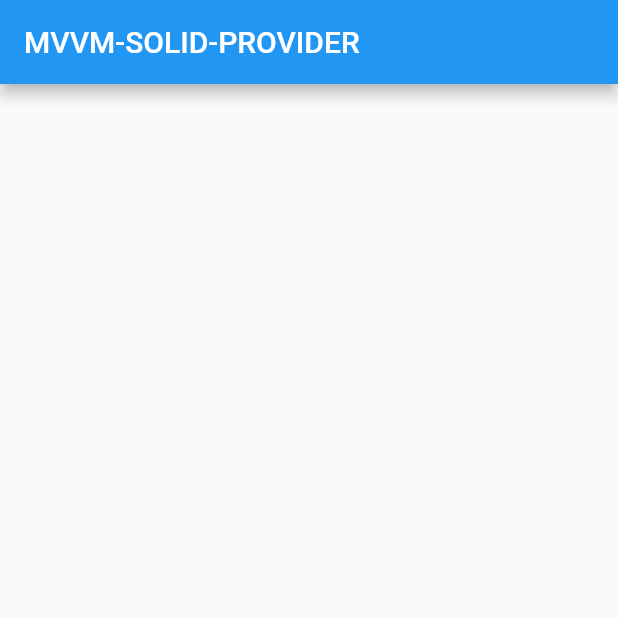
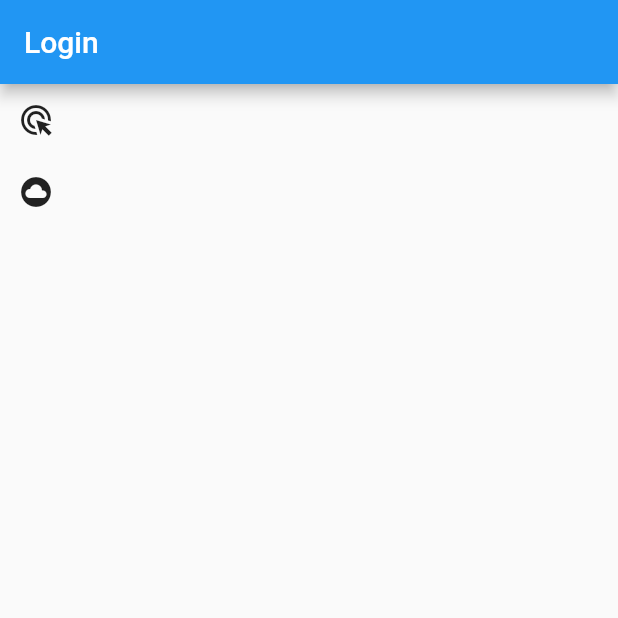
Before and after one commit to VivekJung/mvvm_solid_provider, a Flutter app: the screen it shows after launch, on a phone screen of 412 x 824 dp, the top half of it. Run offline on Flutter 3.47's test engine with Material 2 defaults, Android fonts, the phone set to English and light mode, and no system bars.

Commit message:
LOGIC-route settings

```diff
--- a/lib/main.dart
+++ b/lib/main.dart
@@ -1,5 +1,8 @@
 import 'package:flutter/material.dart';
-import 'package:mvm_solid_provider/view/screen.dart';
+import 'package:mvm_solid_provider/utils/routes.dart';
+import 'package:mvm_solid_provider/utils/routes_name.dart';
+import 'package:mvm_solid_provider/view/login_screen.dart';
+import 'package:mvm_solid_provider/view/home_screen.dart';
 
 void main() {
   runApp(const MyApp());
@@ -11,11 +14,12 @@ class MyApp extends StatelessWidget {
   @override
   Widget build(BuildContext context) {
     return MaterialApp(
-      title: 'Flutter Demo',
+      title: 'MVVM-SOLID-PROVIDER',
       theme: ThemeData(
         primarySwatch: Colors.blue,
       ),
-      home: const HomeScreen(),
+      initialRoute: RoutesName.login,
+      onGenerateRoute: Routes.generateRoute,
     );
   }
 }
--- /dev/null
+++ b/lib/utils/routes.dart
@@ -0,0 +1,29 @@
+import 'dart:developer';
+
+import 'package:flutter/material.dart';
+import 'package:mvm_solid_provider/utils/routes_name.dart';
+import 'package:mvm_solid_provider/view/home_screen.dart';
+import 'package:mvm_solid_provider/view/login_screen.dart';
+
+class Routes {
+  static Route<dynamic> generateRoute(RouteSettings settings) {
+    // final args = settings.arguments;
+    // log(args.toString());
+    switch (settings.name) {
+      case RoutesName.home:
+        return MaterialPageRoute(
+            builder: (BuildContext context) => const HomeScreen());
+      case RoutesName.login:
+        return MaterialPageRoute(
+            builder: (BuildContext context) => const LoginScreen());
+      default:
+        return MaterialPageRoute(builder: (_) {
+          return const Scaffold(
+            body: Center(
+              child: Text('No routes defined'),
+            ),
+          );
+        });
+    }
+  }
+}
--- /dev/null
+++ b/lib/utils/routes_name.dart
@@ -0,0 +1,5 @@
+class RoutesName {
+  //as many screens as many routes
+  static const String login = 'login_screen';
+  static const String home = 'home_screen';
+}
--- /dev/null
+++ b/lib/view/login_screen.dart
@@ -0,0 +1,30 @@
+import 'package:flutter/material.dart';
+import 'package:mvm_solid_provider/utils/routes_name.dart';
+
+class LoginScreen extends StatefulWidget {
+  const LoginScreen({Key? key}) : super(key: key);
+
+  @override
+  State<LoginScreen> createState() => _LoginScreenState();
+}
+
+class _LoginScreenState extends State<LoginScreen> {
+  @override
+  Widget build(BuildContext context) {
+    return Scaffold(
+      appBar: AppBar(
+        title: Text('Login'),
+      ),
+      body: Column(
+        children: [
+          IconButton(
+              onPressed: () {
+                Navigator.pushNamed(context, RoutesName.home);
+              },
+              icon: Icon(Icons.ads_click)),
+          IconButton(onPressed: () {}, icon: Icon(Icons.cloud_circle)),
+        ],
+      ),
+    );
+  }
+}
```
Also changed, not shown: lib/view/home_screen.dart (renamed from lib/view/screen.dart).
